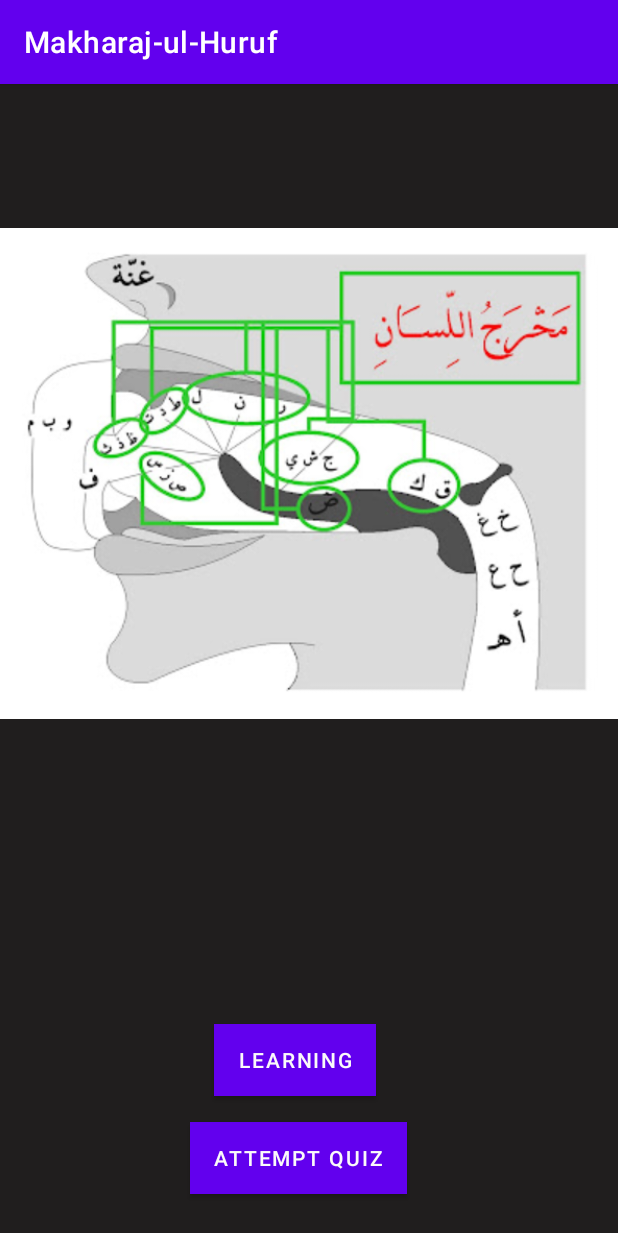
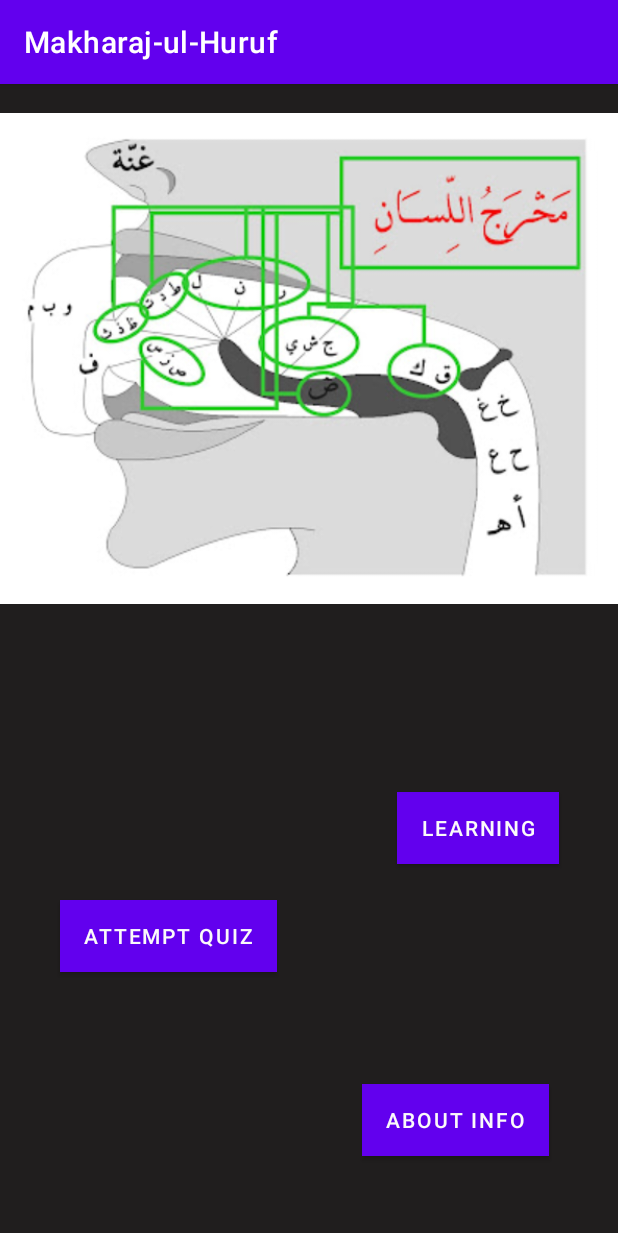
Before and after one commit to ahmadKhursheed/Makharaj-ul-Huruf, an Android app: the screen it shows after launch (MainActivity), on a phone screen of 412 x 824 dp. Shown: the top 1233 px of the screen. Run offline under Robolectric (Android 15) with nearby library versions, the phone set to English and light mode, and no system bars.

Commit message:
added new activity

```diff
--- a/app/src/main/AndroidManifest.xml
+++ b/app/src/main/AndroidManifest.xml
@@ -9,6 +9,9 @@
         android:roundIcon="@mipmap/ic_launcher_round"
         android:supportsRtl="true"
         android:theme="@style/Theme.MakharajulHuruf">
+        <activity
+            android:name=".aboutInfo"
+            android:exported="false" />
         <activity
             android:name=".MainActivity4"
             android:exported="false" />
--- /dev/null
+++ b/app/src/main/java/com/example/makharaj_ul_huruf/aboutInfo.java
@@ -0,0 +1,14 @@
+package com.example.makharaj_ul_huruf;
+
+import androidx.appcompat.app.AppCompatActivity;
+
+import android.os.Bundle;
+
+public class aboutInfo extends AppCompatActivity {
+
+    @Override
+    protected void onCreate(Bundle savedInstanceState) {
+        super.onCreate(savedInstanceState);
+        setContentView(R.layout.activity_about_info);
+    }
+}
--- /dev/null
+++ b/app/src/main/res/layout/activity_about_info.xml
@@ -0,0 +1,9 @@
+<?xml version="1.0" encoding="utf-8"?>
+<androidx.constraintlayout.widget.ConstraintLayout xmlns:android="http://schemas.android.com/apk/res/android"
+    xmlns:app="http://schemas.android.com/apk/res-auto"
+    xmlns:tools="http://schemas.android.com/tools"
+    android:layout_width="match_parent"
+    android:layout_height="match_parent"
+    tools:context=".aboutInfo">
+
+</androidx.constraintlayout.widget.ConstraintLayout>
--- a/app/src/main/res/layout/activity_main.xml
+++ b/app/src/main/res/layout/activity_main.xml
@@ -11,32 +11,53 @@
         android:id="@+id/button"
         android:layout_width="wrap_content"
         android:layout_height="wrap_content"
-        android:layout_marginStart="149dp"
-        android:layout_marginEnd="168dp"
-        android:layout_marginBottom="93dp"
+        android:layout_marginStart="40dp"
+        android:layout_marginEnd="60dp"
+        android:layout_marginBottom="248dp"
         android:background="#F8F1F1"
         android:backgroundTint="#0C0C0C"
         android:text="Learning"
         android:textColor="#FBFAFA"
         app:layout_constraintBottom_toBottomOf="parent"
         app:layout_constraintEnd_toEndOf="parent"
-        app:layout_constraintStart_toStartOf="parent" />
+        app:layout_constraintStart_toEndOf="@+id/button2"
+        tools:ignore="TextContrastCheck" />
 
     <Button
         android:id="@+id/button2"
         android:layout_width="wrap_content"
         android:layout_height="wrap_content"
-        android:layout_marginStart="149dp"
-        android:layout_marginEnd="168dp"
-        android:layout_marginBottom="28dp"
+        android:layout_marginStart="60dp"
+        android:layout_marginTop="108dp"
+        android:layout_marginEnd="40dp"
+        android:layout_marginBottom="140dp"
         android:background="#F8F1F1"
         android:backgroundTint="#0C0C0C"
         android:text="Attempt Quiz"
         android:textColor="#FBFAFA"
         app:layout_constraintBottom_toBottomOf="parent"
+        app:layout_constraintEnd_toStartOf="@+id/button"
+        app:layout_constraintStart_toStartOf="parent"
+        app:layout_constraintTop_toBottomOf="@+id/imageView"
+        tools:ignore="TextContrastCheck" />
+
+    <Button
+        android:id="@+id/button8"
+        android:layout_width="wrap_content"
+        android:layout_height="wrap_content"
+        android:layout_marginStart="255dp"
+        android:layout_marginTop="170dp"
+        android:layout_marginEnd="60dp"
+        android:layout_marginBottom="77dp"
+        android:background="#F8F1F1"
+        android:backgroundTint="#0C0C0C"
+        android:text="About Info"
+        android:textColor="#FBFAFA"
+        app:layout_constraintBottom_toBottomOf="parent"
         app:layout_constraintEnd_toEndOf="parent"
-        app:layout_constraintHorizontal_bias="0.466"
-        app:layout_constraintStart_toStartOf="parent" />
+        app:layout_constraintStart_toStartOf="parent"
+        app:layout_constraintTop_toBottomOf="@+id/button"
+        tools:ignore="TextContrastCheck" />
 
     <ImageView
         android:id="@+id/imageView"
```
